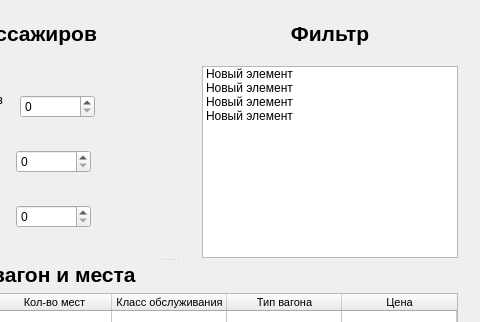
Substance-live/Train_application, file data/etc/Railcar.ui: the form before one commit; both pictures show x 139 to 619 and y 0 to 322 of the 619 by 562 pixel window.
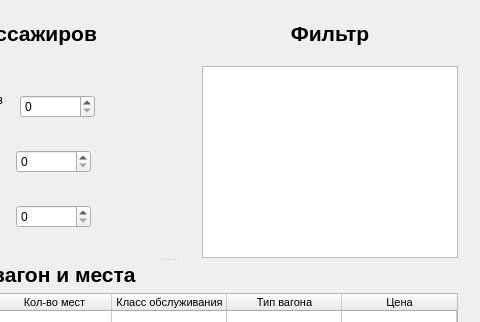
The form after the commit.

```diff
--- a/data/etc/Railcar.ui
+++ b/data/etc/Railcar.ui
@@ -222,26 +222,6 @@
         <property name="sortingEnabled">
          <bool>true</bool>
         </property>
-        <item>
-         <property name="text">
-          <string>Новый элемент</string>
-         </property>
-        </item>
-        <item>
-         <property name="text">
-          <string>Новый элемент</string>
-         </property>
-        </item>
-        <item>
-         <property name="text">
-          <string>Новый элемент</string>
-         </property>
-        </item>
-        <item>
-         <property name="text">
-          <string>Новый элемент</string>
-         </property>
-        </item>
        </widget>
       </item>
      </layout>
```
